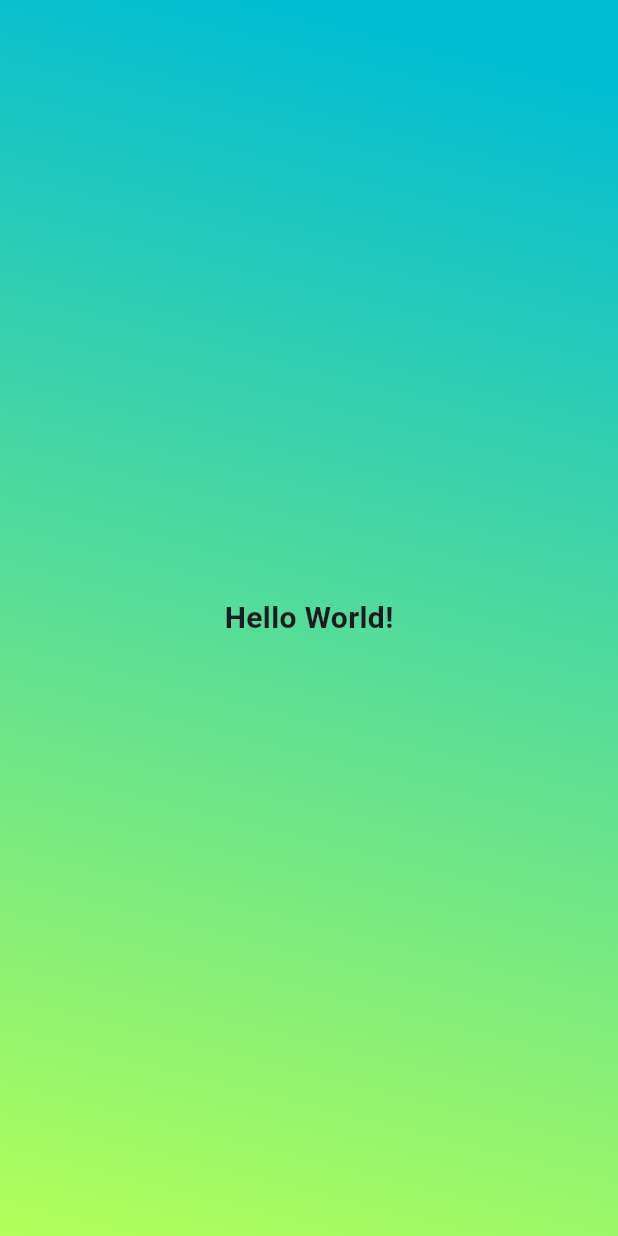
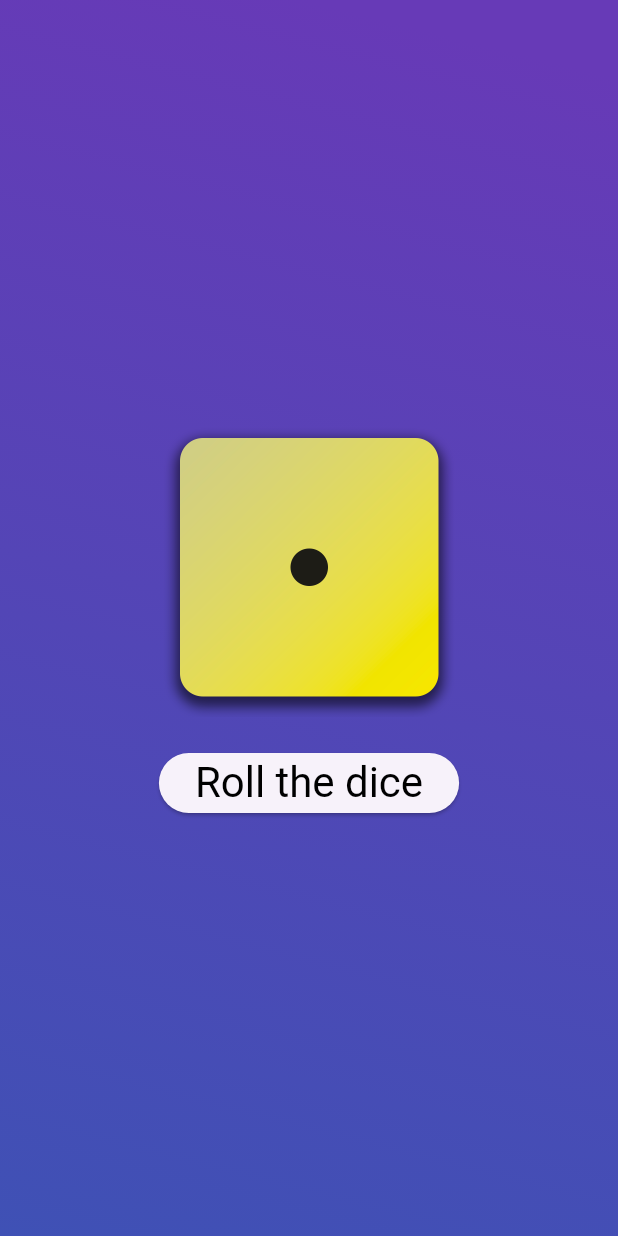
Before and after one commit to IsuruUDSilva/flutter_learning, a Flutter app: the screen it shows after launch, on a phone screen of 412 x 824 dp. Run offline on Flutter 3.47's test engine with Material 3 defaults, Android fonts, the phone set to English and light mode, and no system bars.

Commit message:
dice roller app

```diff
--- /dev/null
+++ b/first_app/lib/dice_roller.dart
@@ -0,0 +1,49 @@
+import 'package:flutter/material.dart';
+import 'dart:math';
+
+final randomizer = Random();
+
+class DiceRoller extends StatefulWidget {
+  const DiceRoller({super.key});
+
+  @override
+  State<DiceRoller> createState() {
+    return _DiceRollerState();
+  }
+}
+
+class _DiceRollerState extends State<DiceRoller> {
+  var activeDiceImage = 'assets/images/dice-1.png';
+
+  void onPressed() {
+    var diceRoll = randomizer.nextInt(6) + 1;
+    setState(() {
+      activeDiceImage = 'assets/images/dice-$diceRoll.png';
+    });
+  }
+
+  @override
+  Widget build(context) {
+    return Column(
+      mainAxisSize: MainAxisSize.min,
+      children: [
+        Image.asset(
+          activeDiceImage,
+          width: 200,
+        ),
+        const SizedBox(
+          height: 20,
+        ),
+        ElevatedButton(
+          onPressed: onPressed,
+          style: ElevatedButton.styleFrom(
+            // padding: const EdgeInsets.all(20),
+            foregroundColor: Colors.black,
+            textStyle: const TextStyle(fontSize: 28),
+          ),
+          child: const Text('Roll the dice'),
+        ),
+      ],
+    );
+  }
+}
--- /dev/null
+++ b/first_app/lib/gradiet_container.dart
@@ -0,0 +1,29 @@
+import 'package:first_app/dice_roller.dart';
+import 'package:flutter/material.dart';
+
+const startAlignment = Alignment.bottomLeft;
+const endAlignment = Alignment.topCenter;
+
+// ignore: must_be_immutable
+class GradientContainer extends StatelessWidget {
+  const GradientContainer(this.color, {super.key});
+
+  const GradientContainer.purple({super.key})
+      : color = const [Colors.indigo, Colors.deepPurple];
+
+  final List<Color> color;
+
+  @override
+  Widget build(context) {
+    return Container(
+      decoration: BoxDecoration(
+        gradient: LinearGradient(
+          colors: color,
+          begin: startAlignment,
+          end: endAlignment,
+        ),
+      ),
+      child: const Center(child: DiceRoller()),
+    );
+  }
+}
--- a/first_app/lib/main.dart
+++ b/first_app/lib/main.dart
@@ -1,38 +1,14 @@
+import 'package:first_app/gradiet_container.dart';
 import 'package:flutter/material.dart';
 
 void main() {
   runApp(
-    MaterialApp(
-      home: Scaffold(
-        body: GradientContainer(),
+    const SafeArea(
+      child: MaterialApp(
+        home: Scaffold(
+          body: GradientContainer.purple(),
+        ),
       ),
     ),
   );
 }
-
-class GradientContainer extends StatelessWidget {
-  @override
-  Widget build(context) {
-    return Container(
-      decoration: const BoxDecoration(
-        gradient: LinearGradient(
-          colors: [
-            Colors.lightGreenAccent,
-            Colors.cyan,
-          ],
-          begin: Alignment.bottomLeft,
-          end: Alignment.topCenter,
-        ),
-      ),
-      child: const Center(
-        child: Text(
-          "Hello World!",
-          style: TextStyle(
-            fontSize: 20,
-            fontWeight: FontWeight.bold,
-          ),
-        ),
-      ),
-    );
-  }
-}
--- /dev/null
+++ b/first_app/lib/styled_text.dart
@@ -0,0 +1,20 @@
+import 'package:flutter/material.dart';
+
+// ignore: must_be_immutable
+class StyledText extends StatelessWidget {
+  const StyledText(this.text, {super.key}) ;
+
+  final String text;
+
+  @override
+  Widget build(context) {
+    return Text(
+      text,
+      style: const TextStyle(
+        color: Colors.white,
+        fontSize: 20,
+        fontWeight: FontWeight.bold,
+      ),
+    );
+  }
+}
```
Also changed, not shown: first_app/pubspec.yaml (+7 -3 lines), first_app/assets/images/dice-1.png (added), first_app/assets/images/dice-2.png (added), first_app/assets/images/dice-3.png (added), first_app/assets/images/dice-4.png (added), first_app/assets/images/dice-5.png (added), first_app/assets/images/dice-6.png (added).
